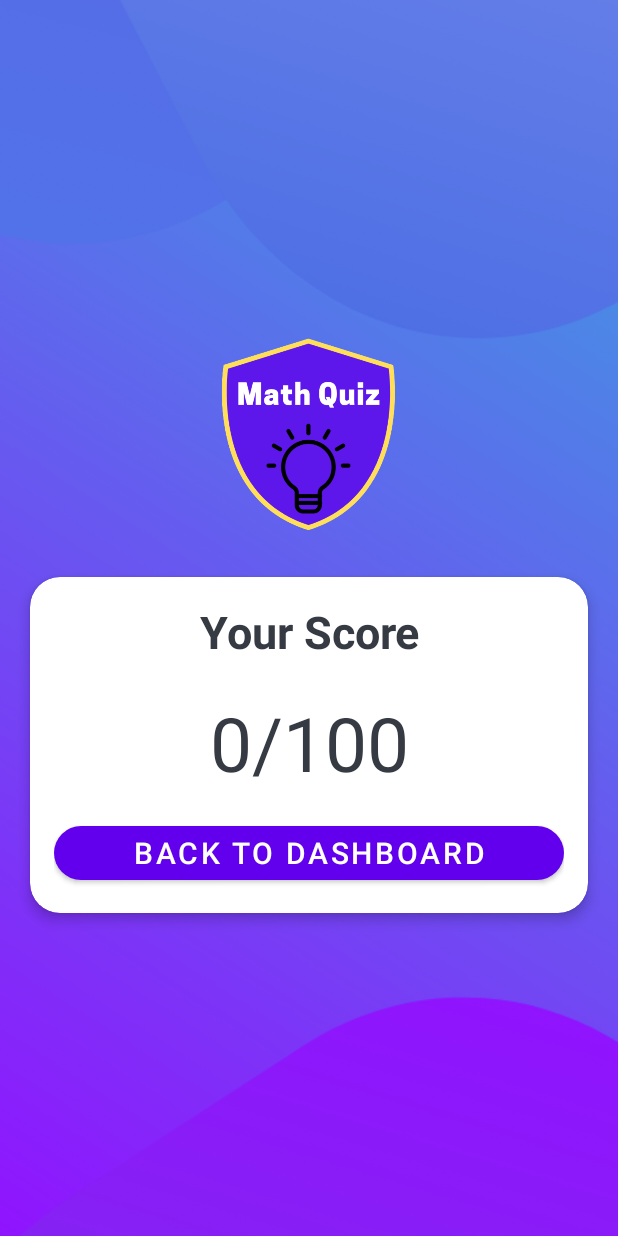
After one commit to sachinsah1997/MathQuiz, an Android app: the ResultActivity screen opened directly, with no data from a screen before it, on a phone screen of 412 x 824 dp. The commit adds this screen. Run offline under Robolectric (Android 15) with nearby library versions, the phone set to English and light mode, and no system bars.

Commit message:
Added view score activity and full working app

```diff
--- a/app/src/main/AndroidManifest.xml
+++ b/app/src/main/AndroidManifest.xml
@@ -9,6 +9,7 @@
         android:roundIcon="@drawable/logo"
         android:supportsRtl="true"
         android:theme="@style/Theme.MathApp">
+        <activity android:name=".ResultActivity"></activity>
         <activity android:name=".SplashActivity">
             <intent-filter>
                 <action android:name="android.intent.action.MAIN" />
@@ -18,7 +19,7 @@
         </activity>
         <activity android:name=".MainActivity" />
         <activity android:name=".DashboardActivity" />
-        <activity android:name=".QuizActivity"/>
+        <activity android:name=".QuizActivity" />
     </application>
 
 </manifest>
--- a/app/src/main/java/com/sachinsah/mathapp/QuizActivity.java
+++ b/app/src/main/java/com/sachinsah/mathapp/QuizActivity.java
@@ -9,6 +9,9 @@ import android.view.View;
 import android.widget.ProgressBar;
 import android.widget.TextView;
 import com.google.android.material.button.MaterialButton;
+
+import java.util.ArrayList;
+import java.util.Collections;
 import java.util.concurrent.ThreadLocalRandom;
 
 public class QuizActivity extends AppCompatActivity {
@@ -40,11 +43,10 @@ public class QuizActivity extends AppCompatActivity {
 
         resultButton = findViewById(R.id.buttonResult);
 
-
-
         Intent intent = getIntent();
         String operationType = intent.getStringExtra("questionType");
         final int[] count = new int[3];
+        count[0] = 1;
         count[1] = questionGenerator(operationType, count[0]);
         new CountDownTimer(30000, 1000) {
 
@@ -61,21 +63,21 @@ public class QuizActivity extends AppCompatActivity {
 
                 textViewOptionTwo.setOnClickListener(v -> {
                     if(Integer.parseInt(textViewOptionTwo.getText().toString()) == count[1]){
-                        count[3]+=10;
+                        count[2]+=10;
                     }
                     onFinish();
                 });
 
                 textViewOptionThird.setOnClickListener(v -> {
                     if(Integer.parseInt(textViewOptionThird.getText().toString()) == count[1]){
-                        count[3]+=10;
+                        count[2]+=10;
                     }
                     onFinish();
                 });
 
                 textViewOptionFourth.setOnClickListener(v -> {
                     if(Integer.parseInt(textViewOptionFourth.getText().toString()) == count[1]){
-                        count[3]+=10;
+                        count[2]+=10;
                     }
                     onFinish();
                 });
@@ -84,8 +86,9 @@ public class QuizActivity extends AppCompatActivity {
             }
 
             public void onFinish() {
-                count[0] += 1;
-                if(count[0] <=10) {
+
+                if(count[0] <10) {
+                    count[0] += 1;
                     count[1] = questionGenerator(operationType, count[0]);
                     start();
                 }else{
@@ -104,7 +107,9 @@ public class QuizActivity extends AppCompatActivity {
         }.start();
 
         resultButton.setOnClickListener(v -> {
-
+            Intent intentResult = new Intent(getApplicationContext(), ResultActivity.class);
+            intentResult.putExtra("score", count[2]);
+            startActivity(intentResult);
         });
     }
 
@@ -131,10 +136,18 @@ public class QuizActivity extends AppCompatActivity {
                 textViewQuestion.setText(num1 + " / " + num2 + " ?");
                 result = num1 + num2;
             }
-            textViewOptionOne.setText(result + "");
-            textViewOptionTwo.setText(result + 5 + "");
-            textViewOptionThird.setText(result - 3 + "");
-            textViewOptionFourth.setText(result - 10 + "");
+
+            ArrayList<String> optionList = new ArrayList<>();
+            optionList.add(result+"");
+            optionList.add(result+5+"");
+            optionList.add(result-6+"");
+            optionList.add(result+10+"");
+
+        Collections.shuffle(optionList);
+        textViewOptionOne.setText(optionList.get(0));
+            textViewOptionTwo.setText(optionList.get(1));
+            textViewOptionThird.setText(optionList.get(2));
+            textViewOptionFourth.setText(optionList.get(3));
 
             return result;
         }
--- /dev/null
+++ b/app/src/main/java/com/sachinsah/mathapp/ResultActivity.java
@@ -0,0 +1,37 @@
+package com.sachinsah.mathapp;
+
+import androidx.appcompat.app.AppCompatActivity;
+
+import android.annotation.SuppressLint;
+import android.content.Intent;
+import android.os.Bundle;
+import android.view.View;
+import android.widget.TextView;
+
+import com.google.android.material.button.MaterialButton;
+
+public class ResultActivity extends AppCompatActivity {
+
+    private TextView textViewScore;
+    private MaterialButton backToDashBoardButton;
+
+    @SuppressLint("SetTextI18n")
+    @Override
+    protected void onCreate(Bundle savedInstanceState) {
+        super.onCreate(savedInstanceState);
+        setContentView(R.layout.activity_result);
+
+        Intent intent = getIntent();
+        int score = intent.getIntExtra("score",0);
+
+        textViewScore = findViewById(R.id.textViewScore);
+        textViewScore.setText(score+ "/" + 100);
+
+        backToDashBoardButton = findViewById(R.id.ma_dashboard);
+
+        backToDashBoardButton.setOnClickListener(v -> {
+            Intent backToDashboardIntent = new Intent(getApplicationContext(), DashboardActivity.class);
+            startActivity(backToDashboardIntent);
+        });
+    }
+}
--- a/app/src/main/res/layout/activity_quiz_questions.xml
+++ b/app/src/main/res/layout/activity_quiz_questions.xml
@@ -150,7 +150,7 @@
             android:id="@+id/buttonResult"
             android:layout_width="match_parent"
             android:layout_height="wrap_content"
-            android:text="view result"
+            android:text="view score"
             android:layout_marginTop="16dp"
             android:textColor="@android:color/white"
             android:textSize="25sp"
--- /dev/null
+++ b/app/src/main/res/layout/activity_result.xml
@@ -0,0 +1,78 @@
+<?xml version="1.0" encoding="utf-8"?>
+<LinearLayout xmlns:android="http://schemas.android.com/apk/res/android"
+    xmlns:app="http://schemas.android.com/apk/res-auto"
+    xmlns:tools="http://schemas.android.com/tools"
+    android:layout_width="match_parent"
+    android:layout_height="match_parent"
+    android:gravity="center"
+    android:background="@drawable/ic_bg"
+    android:orientation="vertical"
+    tools:context=".MainActivity">
+
+    <ImageView
+        android:layout_width="150dp"
+        android:layout_height="150dp"
+        app:srcCompat="@drawable/logo"
+        android:layout_marginBottom="20dp"
+        android:gravity="center"
+        />
+
+    <androidx.cardview.widget.CardView
+        android:id="@+id/cv_main"
+        android:layout_width="match_parent"
+        android:layout_height="wrap_content"
+        android:layout_marginStart="20dp"
+        android:layout_marginEnd="20dp"
+        android:background="@android:color/white"
+        app:cardCornerRadius="20dp"
+        app:cardElevation="5dp">
+
+        <LinearLayout
+            android:layout_width="match_parent"
+            android:layout_height="wrap_content"
+            android:orientation="vertical"
+            android:padding="16dp">
+
+            <TextView
+                android:layout_width="match_parent"
+                android:layout_height="wrap_content"
+                android:gravity="center"
+                android:text="Your Score"
+                android:textColor="#363A43"
+                android:textSize="30sp"
+                android:textStyle="bold" />
+
+            <com.google.android.material.textfield.TextInputLayout
+                android:id="@+id/til_name"
+                style="@style/Widget.MaterialComponents.TextInputLayout.OutlinedBox"
+                android:layout_width="match_parent"
+                android:layout_height="wrap_content"
+                android:layout_marginTop="20dp"
+                app:boxStrokeColor="@color/purple_700">
+
+                <androidx.appcompat.widget.AppCompatTextView
+                    android:id="@+id/textViewScore"
+                    android:layout_width="match_parent"
+                    android:layout_height="wrap_content"
+                    android:imeOptions="actionGo"
+                    android:hint="Name"
+                    android:textAlignment="center"
+                    android:inputType="textCapWords"
+                    android:textColor="#363A43"
+                    android:textSize="50sp"
+                    android:textColorHint="#7A8089" />
+            </com.google.android.material.textfield.TextInputLayout>
+
+            <com.google.android.material.button.MaterialButton
+                android:id="@+id/ma_dashboard"
+                android:layout_width="match_parent"
+                android:layout_height="wrap_content"
+                android:text="back to Dashboard"
+                android:layout_marginTop="16dp"
+                android:textColor="@android:color/white"
+                android:textSize="20sp"
+                app:cornerRadius="20dp" />
+
+        </LinearLayout>
+    </androidx.cardview.widget.CardView>
+</LinearLayout>
```
